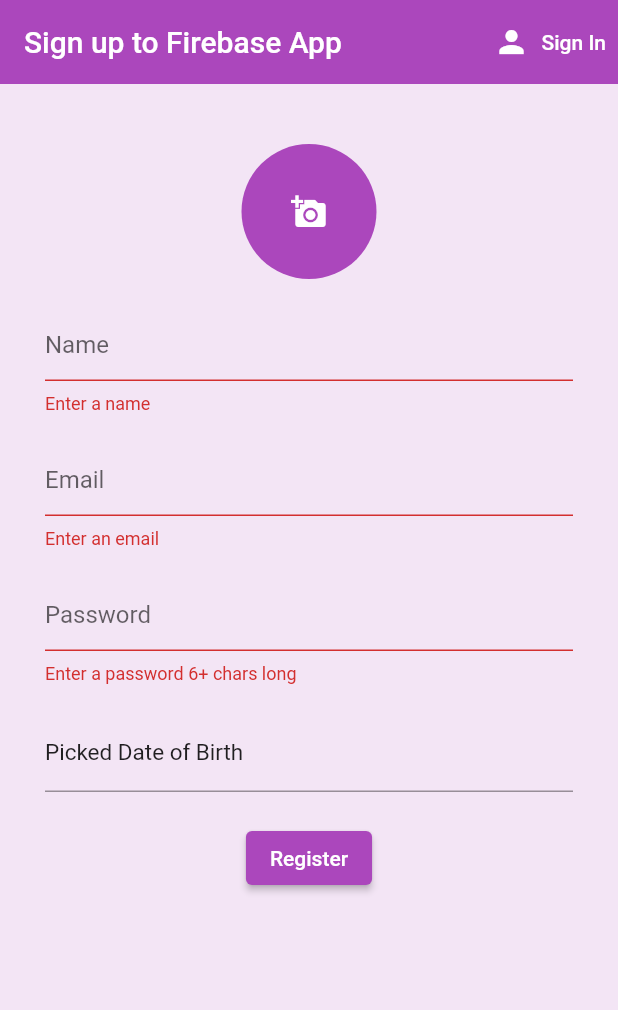
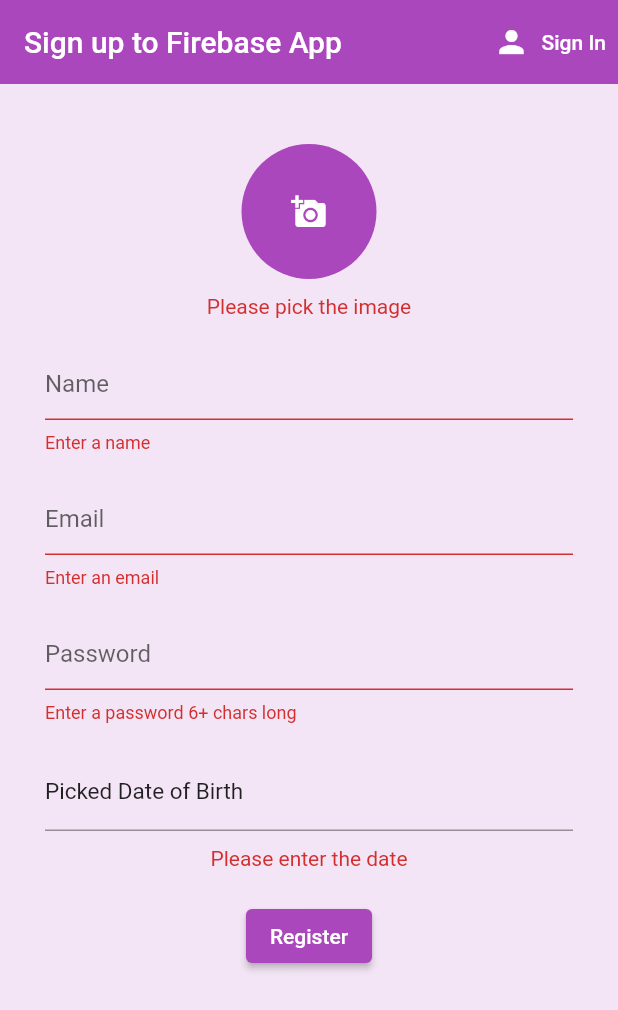
Before and after one commit to saad128/firebase_firestore_project, a Flutter app: the Register screen opened directly, after a tap on "Register", on a phone screen of 412 x 824 dp. Shown: the top 1010 px of the screen. Run offline on Flutter 3.47's test engine with Material 2 defaults, Android fonts, the phone set to English and light mode, and no system bars; our stand-ins replace cloud_firestore, firebase_auth, firebase_core, firebase_storage, flutter_spinkit, image_picker; accounts and stored records are empty.

Commit message:
adding the checks in sign in and sign up screens

```diff
--- a/lib/screens/authenticate/register.dart
+++ b/lib/screens/authenticate/register.dart
@@ -1,4 +1,5 @@
 import 'dart:io';
+import 'package:firebase_internship_project/screens/home/home.dart';
 import 'package:firebase_internship_project/services/auth_service.dart';
 import 'package:firebase_internship_project/shared/loading.dart';
 import 'package:flutter/cupertino.dart';
@@ -25,6 +26,8 @@
 
   File? pickedImage;
 
+  Color? color;
+
   final _picker = ImagePicker();
 
   _pickImgFromCamera() async {
@@ -36,10 +39,6 @@
     if (image != null) {
       setState(() {
         pickedImage = File(image.path);
-      });
-    } else {
-      setState(() {
-        imageError = 'Please select an image.';
       });
     }
   }
@@ -53,10 +52,6 @@
     if (image != null) {
       setState(() {
         pickedImage = File(image.path);
-      });
-    } else {
-      setState(() {
-        imageError = 'Please select an image.';
       });
     }
   }
@@ -157,7 +152,6 @@
                       SizedBox(
                         height: 20.0,
                       ),
-
                       CircleAvatar(
                         radius: 45.0,
                         backgroundColor: Colors.purple[400],
@@ -174,6 +168,16 @@
                           },
                         ),
                       ),
+                      SizedBox(
+                        height: 10.0,
+                      ),
+                      if (pickedImage == null)
+                        Text(
+                          'Please pick the image',
+                          style: TextStyle(
+                            color: Theme.of(context).errorColor,
+                          ),
+                        ),
                       SizedBox(
                         height: 20.0,
                       ),
@@ -249,11 +253,23 @@
                         ),
                       ),
                       SizedBox(
+                        height: 10.0,
+                      ),
+                      if (_dateTime == null)
+                        Text(
+                          'Please enter the date',
+                          style: TextStyle(
+                            color: Theme.of(context).errorColor,
+                          ),
+                        ),
+                      SizedBox(
                         height: 20.0,
                       ),
                       ElevatedButton(
                         onPressed: () async {
-                          if (_formKey.currentState!.validate()) {
+                          if (_formKey.currentState!.validate() &&
+                              _dateTime != null &&
+                              pickedImage != null) {
                             setState(() {
                               loading = true;
                             });
@@ -262,6 +278,11 @@
                                     password, name, _dateTime!, pickedImage!);
                             if (result == null) {
                               _showMyDialog(context);
+                            }else{
+                              Navigator.pushReplacement(
+                                  context,
+                                  MaterialPageRoute(
+                                      builder: (BuildContext context) => Home()));
                             }
                             setState(() {
                               loading = false;
```
Also changed, not shown: lib/screens/authenticate/sign_in.dart (+1 -12 lines), lib/screens/home/home.dart (+44 -54 lines).
